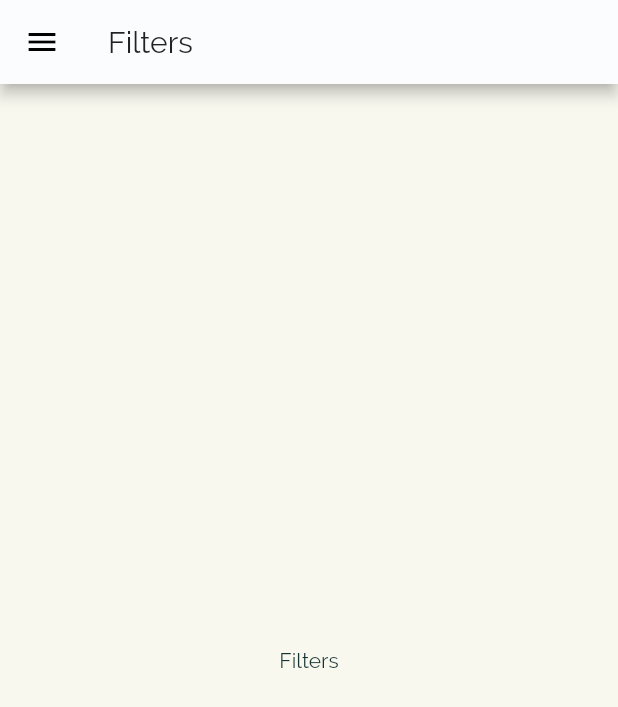
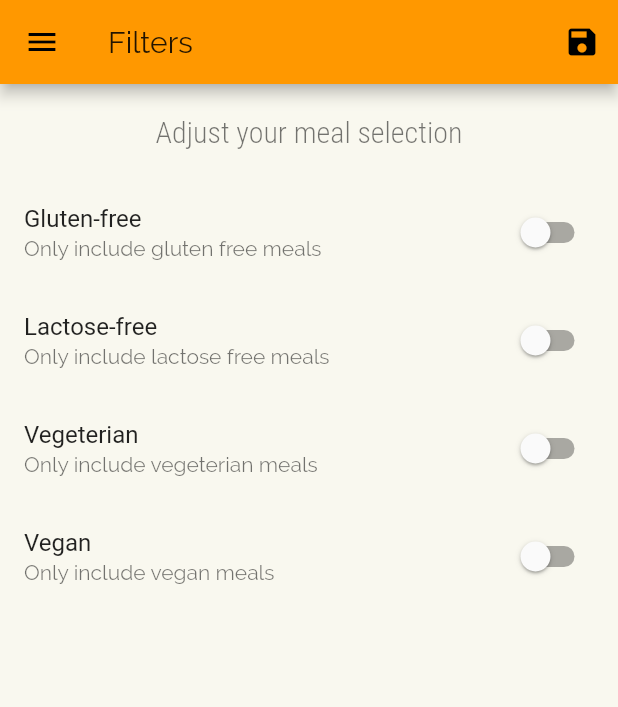
Before and after one commit to aikssen/meals-flutter-app, a Flutter app: the FiltersPage screen opened by its route, on a phone screen of 412 x 824 dp. Shown: the top 707 px of the screen. Run offline on Flutter 3.47's test engine with Material 2 defaults, Android fonts, the phone set to English and light mode, and no system bars.

Commit message:
add and apply meal filters

```diff
--- a/lib/main.dart
+++ b/lib/main.dart
@@ -6,18 +6,58 @@ import 'package:delimeals/pages/meal_detail_page.dart';
 import 'package:delimeals/pages/tabs_page.dart';
 import 'package:delimeals/pages/filters_page.dart';
 
+import 'package:delimeals/models/meal.dart';
+import 'package:delimeals/fixtures/dummy_data.dart';
+
 void main() {
   runApp(MyApp());
 }
 
-class MyApp extends StatelessWidget {
+class MyApp extends StatefulWidget {
+  @override
+  _MyAppState createState() => _MyAppState();
+}
+
+class _MyAppState extends State<MyApp> {
+  Map<String, bool> _filters = {
+    'gluten': false,
+    'lactose': false,
+    'vegetarian': false,
+    'vegan': false,
+  };
+
+  List<Meal> _availableMeals = DUMMY_MEALS;
+
+  void _setFilters(Map<String, bool> filtersData) {
+    setState(() {
+      _filters = filtersData;
+
+      _availableMeals = DUMMY_MEALS.where((meal) {
+        if (_filters['gluten'] && !meal.isGlutenFree) {
+          return false;
+        }
+        if (_filters['lactose'] && !meal.isLactoseFree) {
+          return false;
+        }
+        if (_filters['vegetarian'] && !meal.isVegetarian) {
+          return false;
+        }
+        if (_filters['vegan'] && !meal.isVegan) {
+          return false;
+        }
+
+        return true;
+      }).toList();
+    });
+  }
+
   @override
   Widget build(BuildContext context) {
     return MaterialApp(
       title: 'DeliMeals',
       theme: ThemeData(
-        primarySwatch: createMaterialColor(Color.fromRGBO(251, 252, 254, 1)),
-        // primarySwatch: Colors.orange,
+        // primarySwatch: createMaterialColor(Color.fromRGBO(251, 252, 254, 1)),
+        primarySwatch: Colors.orange,
         accentColor: Colors.lime,
         canvasColor: Color.fromRGBO(249, 248, 239, 1),
         // canvasColor: Color.fromRGBO(255, 254, 229, 1),
@@ -38,9 +78,10 @@ class MyApp extends StatelessWidget {
       // home: CategoriesPage(),
       routes: {
         '/': (ctx) => TabsPage(),
-        CategoryMealsPage.routeName: (ctx) => CategoryMealsPage(),
+        CategoryMealsPage.routeName: (ctx) =>
+            CategoryMealsPage(_availableMeals),
         MeatDetailPage.routeName: (ctx) => MeatDetailPage(),
-        FiltersPage.routeName: (ctx) => FiltersPage(),
+        FiltersPage.routeName: (ctx) => FiltersPage(_filters, _setFilters),
       },
       // default page for 404
       onUnknownRoute: (settings) {
--- a/lib/pages/category_meals_page.dart
+++ b/lib/pages/category_meals_page.dart
@@ -1,11 +1,14 @@
 import 'package:flutter/material.dart';
 
-import 'package:delimeals/fixtures/dummy_data.dart';
+import 'package:delimeals/widgets/meal/meal_item.dart';
 import 'package:delimeals/models/meal.dart';
-import 'package:delimeals/widgets/meal/meal_item.dart';
 
 class CategoryMealsPage extends StatefulWidget {
   static String routeName = '/category-meals';
+
+  final List<Meal> availableMeals;
+
+  CategoryMealsPage(this.availableMeals);
 
   @override
   _CategoryMealsPageState createState() => _CategoryMealsPageState();
@@ -23,7 +26,7 @@ class _CategoryMealsPageState extends State<CategoryMealsPage> {
           ModalRoute.of(context).settings.arguments as Map<String, String>;
       final categoryID = routeArgs['id'];
       categoryTitle = routeArgs['title'];
-      displayedMeals = DUMMY_MEALS
+      displayedMeals = widget.availableMeals
           .where((meal) => meal.categories.contains(categoryID))
           .toList();
       _loadedInitData = true;
--- a/lib/pages/filters_page.dart
+++ b/lib/pages/filters_page.dart
@@ -2,16 +2,118 @@ import 'package:flutter/material.dart';
 
 import 'package:delimeals/widgets/nav/main_drawer.dart';
 
-class FiltersPage extends StatelessWidget {
+class FiltersPage extends StatefulWidget {
   static const routeName = '/filters';
+
+  final Map<String, bool> currentFilters;
+  final Function saveFilters;
+
+  FiltersPage(this.currentFilters, this.saveFilters);
+
+  @override
+  _FiltersPageState createState() => _FiltersPageState();
+}
+
+class _FiltersPageState extends State<FiltersPage> {
+  bool _glutenFree = false;
+  bool _vegetarian = false;
+  bool _vegan = false;
+  bool _lactoseFree = false;
+
+  @override
+  initState() {
+    _glutenFree = widget.currentFilters['gluten'];
+    _vegetarian = widget.currentFilters['vegetarian'];
+    _vegan = widget.currentFilters['vegan'];
+    _lactoseFree = widget.currentFilters['lactose'];
+    super.initState();
+  }
+
+  Widget _buildSwitchListTile(String title, String description,
+      bool currentValue, Function updateValue) {
+    return SwitchListTile(
+      title: Text(title),
+      subtitle: Text(description),
+      value: currentValue,
+      onChanged: updateValue,
+    );
+  }
 
   @override
   Widget build(BuildContext context) {
     return Scaffold(
-      appBar: AppBar(title: const Text('Filters')),
+      appBar: AppBar(
+        title: const Text('Filters'),
+        actions: <Widget>[
+          IconButton(
+            icon: Icon(Icons.save),
+            onPressed: () {
+              final selectedFilters = {
+                'gluten': _glutenFree,
+                'lactose': _lactoseFree,
+                'vegetarian': _vegetarian,
+                'vegan': _vegan,
+              };
+              widget.saveFilters(selectedFilters);
+            },
+          ),
+        ],
+      ),
       drawer: MainDrawer(),
-      body: Center(
-        child: Text('Filters'),
+      body: Column(
+        children: <Widget>[
+          Container(
+            padding: EdgeInsets.all(20),
+            child: Text('Adjust your meal selection',
+                style: Theme.of(context).textTheme.headline1),
+          ),
+          Expanded(
+            child: ListView(
+              children: <Widget>[
+                _buildSwitchListTile(
+                  'Gluten-free',
+                  'Only include gluten free meals',
+                  _glutenFree,
+                  (newValue) {
+                    setState(() {
+                      _glutenFree = newValue;
+                    });
+                  },
+                ),
+                _buildSwitchListTile(
+                  'Lactose-free',
+                  'Only include lactose free meals',
+                  _lactoseFree,
+                  (newValue) {
+                    setState(() {
+                      _lactoseFree = newValue;
+                    });
+                  },
+                ),
+                _buildSwitchListTile(
+                  'Vegeterian',
+                  'Only include vegeterian meals',
+                  _vegetarian,
+                  (newValue) {
+                    setState(() {
+                      _vegetarian = newValue;
+                    });
+                  },
+                ),
+                _buildSwitchListTile(
+                  'Vegan',
+                  'Only include vegan meals',
+                  _vegan,
+                  (newValue) {
+                    setState(() {
+                      _vegan = newValue;
+                    });
+                  },
+                ),
+              ],
+            ),
+          )
+        ],
       ),
     );
   }
--- a/lib/pages/tabs_page.dart
+++ b/lib/pages/tabs_page.dart
@@ -33,7 +33,8 @@ class _TabsPageState extends State<TabsPage> {
       body: _pages[_selectedPageIndex]['page'],
       bottomNavigationBar: BottomNavigationBar(
         onTap: _selectPage,
-        backgroundColor: Theme.of(context).primaryColor,
+        backgroundColor: Colors.white,
+        // backgroundColor: Theme.of(context).primaryColor,
         // unselectedItemColor: Colors.lightGreen,
         selectedItemColor: Theme.of(context).accentColor,
         currentIndex: _selectedPageIndex,
```
